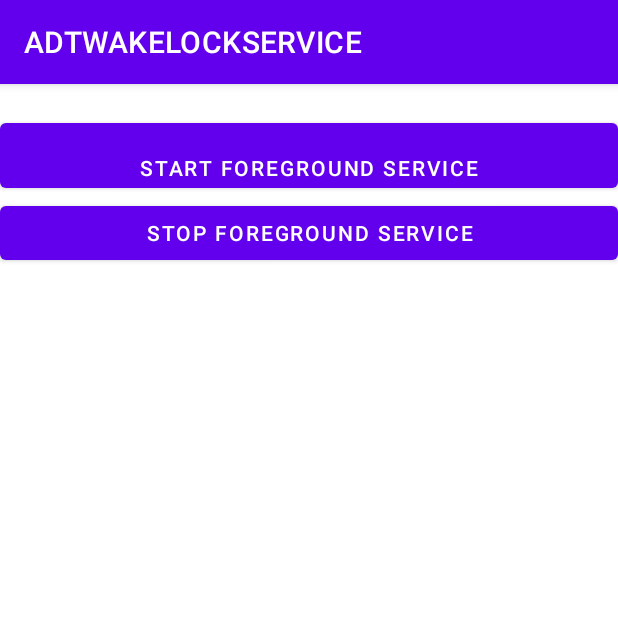
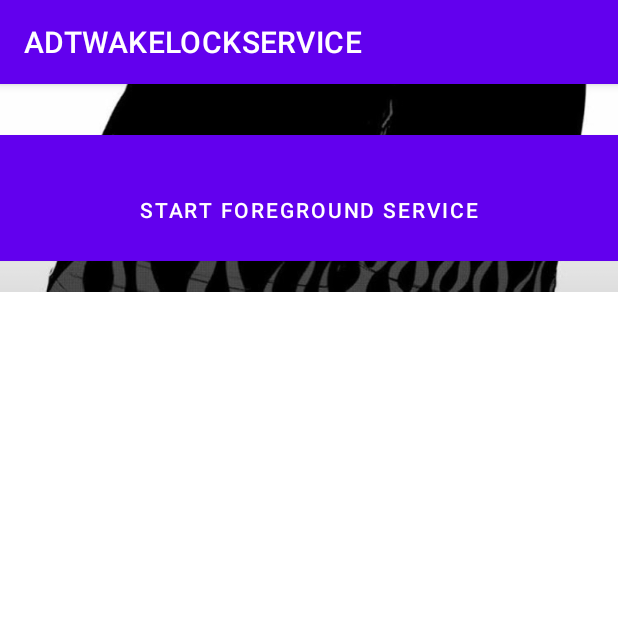
Before and after one commit to subjec2change/wegotaguy, an Android app: the screen it shows after launch (MainActivity), on a phone screen of 412 x 824 dp, the top half of it. Run offline under Robolectric (Android 15) with nearby library versions, the phone set to English and light mode, and no system bars.

Commit message:
wegotaguy
WE GOT A GUY :D

```diff
--- a/app/src/main/java/com/oneview/wegotaguy/MainActivity.kt
+++ b/app/src/main/java/com/oneview/wegotaguy/MainActivity.kt
@@ -17,14 +17,14 @@ class MainActivity : AppCompatActivity() {
 
         findViewById<Button>(R.id.btnStartService).let {
             it.setOnClickListener {
-                log("START THE FOREGROUND SERVICE ON DEMAND")
+                log("START THE FOREGROUND SERVICE")
                 actionOnService(Actions.START)
             }
         }
 
         findViewById<Button>(R.id.btnStopService).let {
             it.setOnClickListener {
-                log("STOP THE FOREGROUND SERVICE ON DEMAND")
+                log("STOP THE FOREGROUND SERVICE")
                 actionOnService(Actions.STOP)
             }
         }
--- a/app/src/main/java/com/oneview/wegotaguy/WifiService.kt
+++ b/app/src/main/java/com/oneview/wegotaguy/WifiService.kt
@@ -142,10 +142,10 @@ class WifiService : Service() {
         val notificationManager = getSystemService(NOTIFICATION_SERVICE) as NotificationManager
         val channel = NotificationChannel(
             notificationChannelId,
-            "Endless Service notifications channel",
+            "ADTWAKELOCK notifications channel",
             NotificationManager.IMPORTANCE_HIGH
         ).let {
-            it.description = "Endless Service channel"
+            it.description = "ADTWAKELOCK Service channel"
             it.enableLights(true)
             it.lightColor = Color.RED
             it.enableVibration(true)
@@ -165,9 +165,9 @@ class WifiService : Service() {
 
         return builder
             .setContentTitle("ADTWAKELOCKSERVICE")
-            .setContentText("This is your favorite endless service working")
+            .setContentText("This is your favorite SWISS ARMY SCAB WITH THE CLUTCH AGAIN")
             .setContentIntent(pendingIntent)
-            .setSmallIcon(R.mipmap.ic_launcher)
+            .setSmallIcon(R.drawable.dcb)
             .setTicker("Ticker text")
             .build()
     }
--- a/app/src/main/res/layout/activity_main.xml
+++ b/app/src/main/res/layout/activity_main.xml
@@ -7,25 +7,49 @@
     tools:context=".MainActivity">
 
     <LinearLayout
-        android:layout_width="match_parent"
+        android:id="@+id/linearLayout"
+        android:layout_width="0dp"
         android:layout_height="wrap_content"
-        android:orientation="vertical">
+        android:layout_marginBottom="1938dp"
+        android:orientation="vertical"
+        app:layout_constraintBottom_toBottomOf="parent"
+        app:layout_constraintEnd_toEndOf="parent"
+        app:layout_constraintStart_toStartOf="parent"
+        app:layout_constraintTop_toBottomOf="@+id/btnStopService">
 
-
-        <Button
-            android:id="@+id/btnStartService"
-            android:layout_width="match_parent"
-            android:layout_height="wrap_content"
-            android:layout_marginTop="20dp"
-            android:paddingTop="20dp"
-            android:text="Start Foreground Service" />
-
-        <Button
-            android:id="@+id/btnStopService"
-            android:layout_width="match_parent"
-            android:layout_height="wrap_content"
-            android:text="Stop Foreground Service" />
 
     </LinearLayout>
 
+    <ImageView
+        android:id="@+id/imageView"
+        android:layout_width="0dp"
+        android:layout_height="2100dp"
+        app:layout_constraintEnd_toEndOf="parent"
+        app:layout_constraintStart_toStartOf="parent"
+        app:layout_constraintTop_toBottomOf="@+id/btnStopService"
+        app:srcCompat="@drawable/flavortown" />
+
+    <Button
+        android:id="@+id/btnStartService"
+        android:layout_width="1006dp"
+        android:layout_height="96dp"
+        android:layout_marginTop="16dp"
+        android:paddingTop="20dp"
+        android:text="Start Foreground Service"
+        app:layout_constraintBottom_toTopOf="@+id/btnStopService"
+        app:layout_constraintEnd_toEndOf="parent"
+        app:layout_constraintStart_toStartOf="parent"
+        app:layout_constraintTop_toTopOf="parent" />
+
+    <Button
+        android:id="@+id/btnStopService"
+        android:layout_width="0dp"
+        android:layout_height="0dp"
+        android:layout_marginTop="136dp"
+        android:text="Stop Foreground Service"
+        app:layout_constraintBottom_toTopOf="@+id/linearLayout"
+        app:layout_constraintEnd_toEndOf="parent"
+        app:layout_constraintStart_toStartOf="parent"
+        app:layout_constraintTop_toTopOf="parent" />
+
 </androidx.constraintlayout.widget.ConstraintLayout>
```
